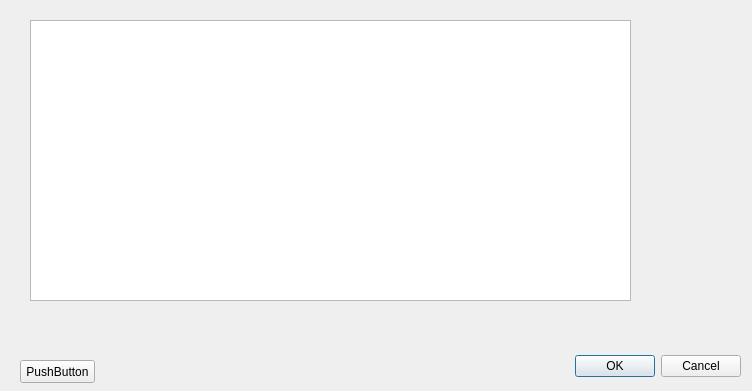
Above: database.ui from fabiankirstein/cloudfinish before the change. Below: the same form after it.
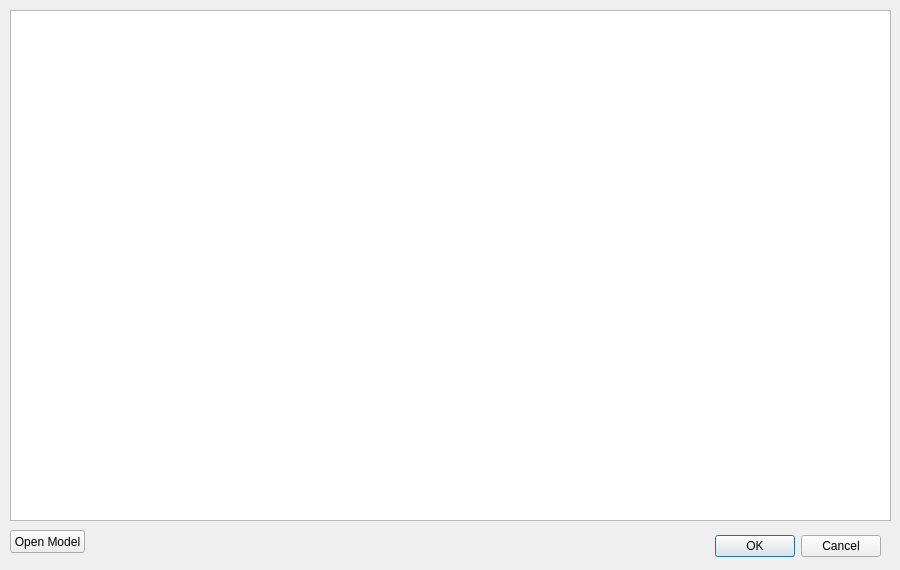
That is the form after the change.

Diff of the .ui file:
```diff
--- a/database.ui
+++ b/database.ui
@@ -6,10 +6,22 @@
    <rect>
     <x>0</x>
     <y>0</y>
-    <width>752</width>
-    <height>391</height>
+    <width>900</width>
+    <height>570</height>
    </rect>
   </property>
+  <property name="minimumSize">
+   <size>
+    <width>900</width>
+    <height>570</height>
+   </size>
+  </property>
+  <property name="maximumSize">
+   <size>
+    <width>900</width>
+    <height>570</height>
+   </size>
+  </property>
   <property name="windowTitle">
    <string>Feature Database</string>
   </property>
@@ -19,8 +31,8 @@
   <widget class="QDialogButtonBox" name="buttonBox">
    <property name="geometry">
     <rect>
-     <x>400</x>
-     <y>350</y>
+     <x>540</x>
+     <y>530</y>
      <width>341</width>
      <height>32</height>
     </rect>
@@ -35,23 +47,23 @@
   <widget class="QPushButton" name="halloButton">
    <property name="geometry">
     <rect>
-     <x>20</x>
-     <y>360</y>
+     <x>10</x>
+     <y>530</y>
      <width>75</width>
      <height>23</height>
     </rect>
    </property>
    <property name="text">
-    <string>PushButton</string>
+    <string>Open Model</string>
    </property>
   </widget>
   <widget class="QTableView" name="tableView">
    <property name="geometry">
     <rect>
-     <x>30</x>
-     <y>20</y>
-     <width>601</width>
-     <height>281</height>
+     <x>10</x>
+     <y>10</y>
+     <width>881</width>
+     <height>511</height>
     </rect>
    </property>
   </widget>
```
Left out of the diff: 2 changed lines with no effect on the pictures.
